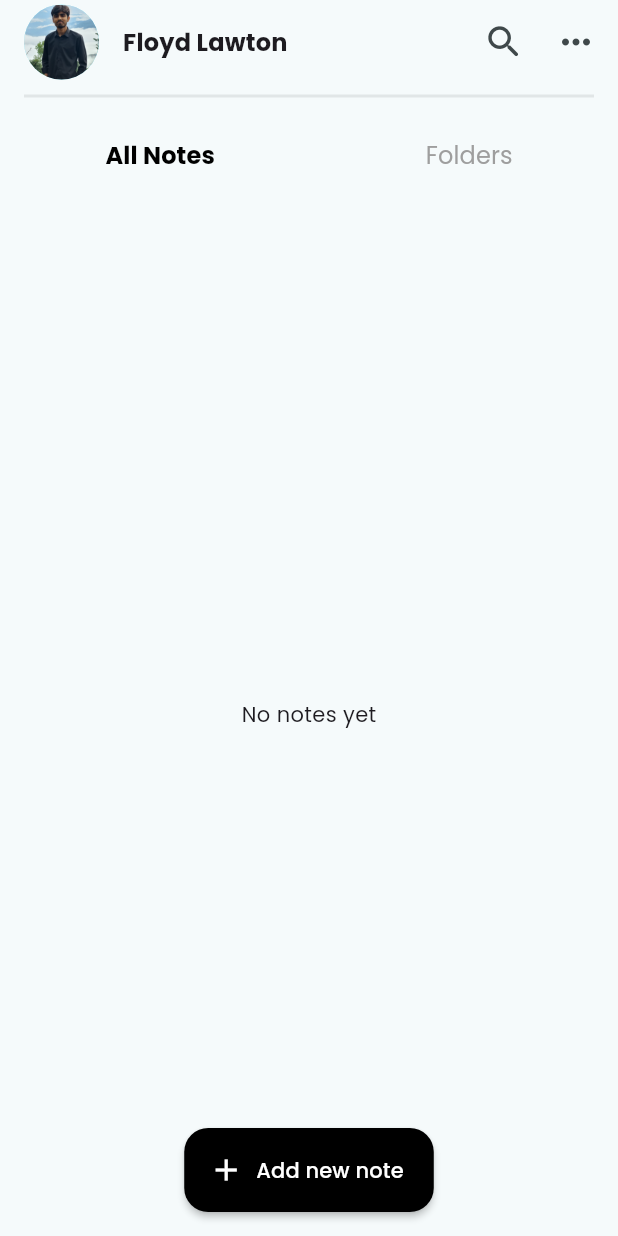
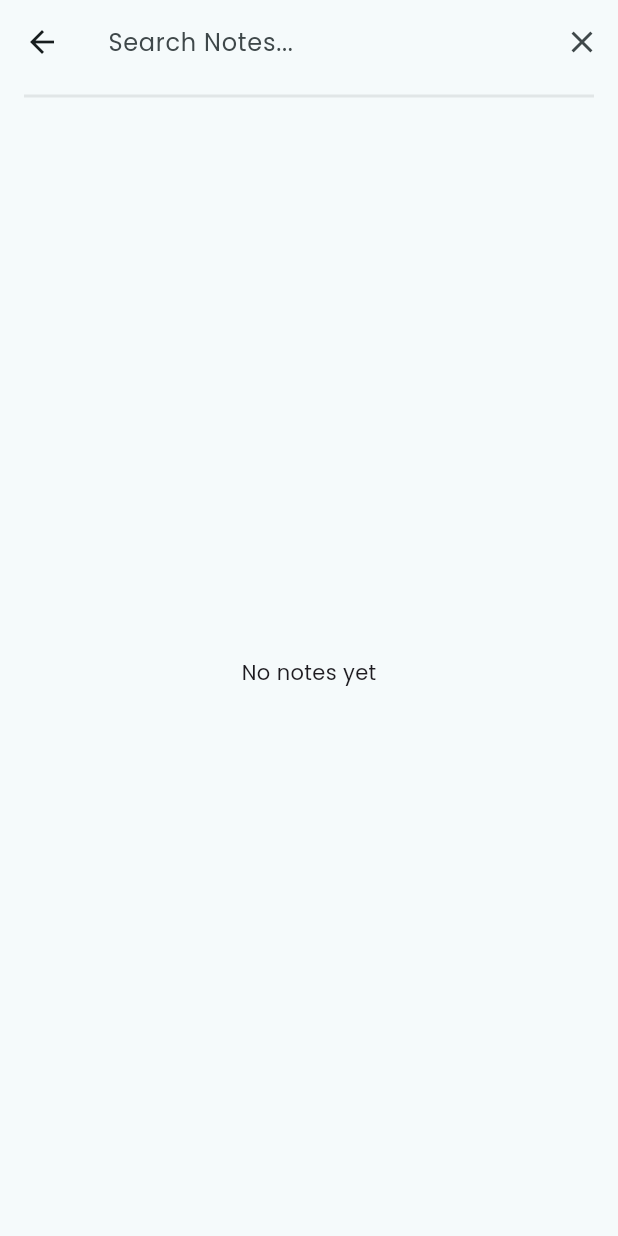
Before and after one commit to yaseer6/note_taking_app, a Flutter app: the screen it shows after launch, after a tap on the "search" icon, on a phone screen of 412 x 824 dp. Run offline on Flutter 3.47's test engine with Material 3 defaults, Android fonts, the phone set to English and light mode, and no system bars; our stand-ins replace google_fonts.

Commit message:
added search page

```diff
--- a/lib/core/app_router.dart
+++ b/lib/core/app_router.dart
@@ -3,15 +3,16 @@ import 'package:note_taking_app/pages/add_edit_note_page.dart';
 import 'package:note_taking_app/pages/folder_details_page.dart';
 import 'package:note_taking_app/pages/home_page.dart';
 import 'package:note_taking_app/pages/select_notes_page.dart';
-
 import '../models/folder_model.dart';
 import '../models/note_model.dart';
+import '../pages/search_page.dart';
 
 class AppRouter {
   static const String home = '/';
   static const String addEditNote = '/add-edit-note';
   static const String folderDetails = '/folder-details';
   static const String selectNotes = '/select-notes';
+  static const String searchNotes = '/search-notes';
 
   static Route<dynamic> onGenerateRoute(RouteSettings settings) {
     switch (settings.name) {
@@ -26,6 +27,9 @@ class AppRouter {
       case selectNotes:
         final args = settings.arguments as List<String>;
         return MaterialPageRoute(builder: (context) => SelectNotesPage(notesIds: args));
+      case searchNotes:
+        final args = settings.arguments as Future<List<Note>>;
+        return MaterialPageRoute(builder: (context) => SearchPage(notesFuture: args));
       default:
         return MaterialPageRoute(
           builder: (context) => Scaffold(
--- a/lib/pages/home_page.dart
+++ b/lib/pages/home_page.dart
@@ -131,7 +131,13 @@ class _HomePageState extends State<HomePage> {
       actionsPadding: EdgeInsets.fromLTRB(0, 0, 4, 0),
       actions: [
         IconButton(
-          onPressed: () {},
+          onPressed: () {
+            Navigator.pushNamed(
+              context,
+              AppRouter.searchNotes,
+              arguments: _notesFuture,
+            );
+          },
           icon: const Icon(Icons.search_rounded),
           iconSize: 28,
         ),
--- /dev/null
+++ b/lib/pages/search_page.dart
@@ -0,0 +1,105 @@
+import 'package:flutter/material.dart';
+import 'package:note_taking_app/widgets/notes_list.dart';
+import '../core/app_router.dart';
+import '../models/note_model.dart';
+
+class SearchPage extends StatefulWidget {
+  final Future<List<Note>> notesFuture;
+  const SearchPage({
+    super.key,
+    required this.notesFuture,
+  });
+
+  @override
+  State<SearchPage> createState() => _SearchPageState();
+}
+
+class _SearchPageState extends State<SearchPage> {
+  final _searchController = TextEditingController();
+  late List<Note> allNotes;
+  List<Note> filteredNotes = [];
+  bool isLoading = true;
+
+  @override
+  void initState() {
+    super.initState();
+
+    widget.notesFuture.then((notes) {
+      setState(() {
+        allNotes = notes;
+        filteredNotes = notes;
+        isLoading = false;
+      });
+    });
+
+    _searchController.addListener(onSearch);
+  }
+
+  void onSearch() {
+    final query = _searchController.text.toLowerCase();
+
+    setState(() {
+      filteredNotes = allNotes.where((note) {
+        return note.title.toLowerCase().contains(query) || note.content.toLowerCase().contains(query);
+      }).toList();
+    });
+  }
+
+  @override
+  void dispose() {
+    _searchController.removeListener(onSearch);
+    _searchController.dispose();
+    super.dispose();
+  }
+
+  @override
+  Widget build(BuildContext context) {
+    if(isLoading) {
+      return Scaffold(
+        body: Center(
+          child: CircularProgressIndicator(),
+        ),
+      );
+    }
+
+    return Scaffold(
+      appBar: AppBar(
+        leading: BackButton(),
+        title: TextField(
+          controller: _searchController,
+          decoration: InputDecoration(
+            hintText: 'Search Notes...',
+            border: InputBorder.none,
+          ),
+        ),
+        actions: [
+          IconButton(
+            onPressed: () => _searchController.clear(),
+            icon: Icon(Icons.close),
+          ),
+        ],
+      ),
+      body: GestureDetector(
+        behavior: HitTestBehavior.opaque,
+        onTap: () => FocusManager.instance.primaryFocus!.unfocus(),
+        child: Column(
+          children: [
+            const Divider(
+              thickness: 2,
+              color: Color.fromRGBO(0, 0, 0, 0.08),
+              indent: 16,
+              endIndent: 16,
+            ),
+            Expanded(
+              child: NotesList(
+                notes: filteredNotes,
+                fromPage: AppRouter.searchNotes,
+                onRefresh: () {},
+              ),
+            ),
+          ],
+        ),
+      ),
+    );
+  }
+}
--- a/lib/widgets/notes_list.dart
+++ b/lib/widgets/notes_list.dart
@@ -39,7 +39,7 @@ class NotesList extends StatelessWidget {
         return NoteCard(
           note: note,
           onTap: () async {
-            if(fromPage == AppRouter.home || fromPage == AppRouter.folderDetails) {
+            if(fromPage == AppRouter.home || fromPage == AppRouter.folderDetails || fromPage == AppRouter.searchNotes) {
               final didUpdate = await Navigator.pushNamed(
                 context,
                 AppRouter.addEditNote,
```
